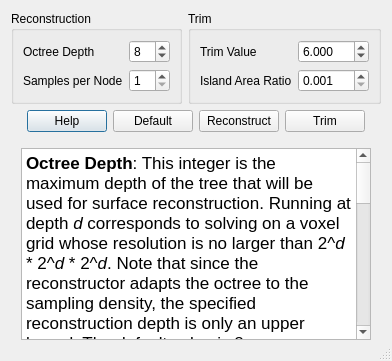
Above: applications/Mapple/dialogs/dialog_poisson_reconstruction.ui from LiangliangNan/Easy3D before the change. Below: the same form after it.
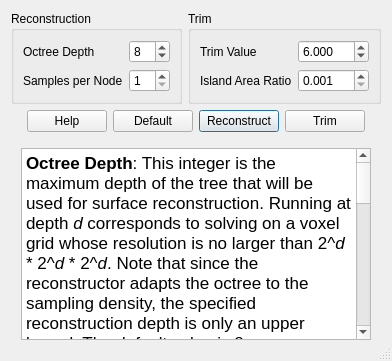
That is the form after the change.

```diff
--- a/applications/Mapple/dialogs/dialog_poisson_reconstruction.ui
+++ b/applications/Mapple/dialogs/dialog_poisson_reconstruction.ui
@@ -165,6 +165,9 @@
        <property name="text">
         <string>Reconstruct</string>
        </property>
+       <property name="default">
+        <bool>true</bool>
+       </property>
       </widget>
      </item>
      <item>
```
Left out of the diff: 2 changed lines with no effect on the pictures.
